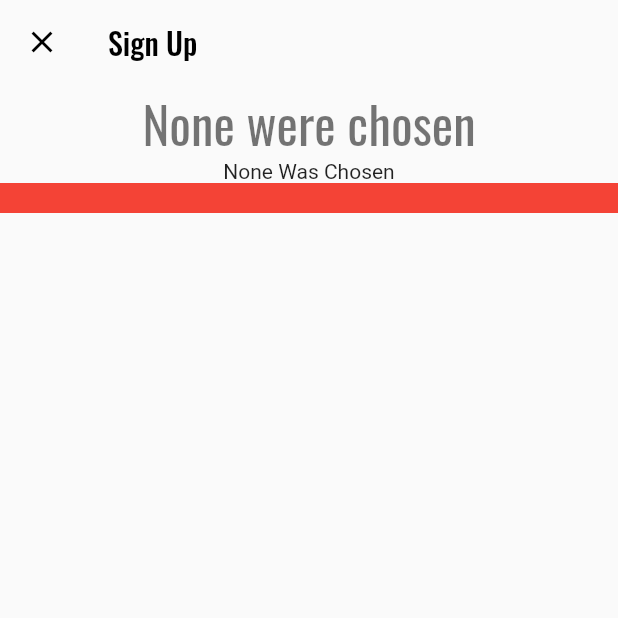
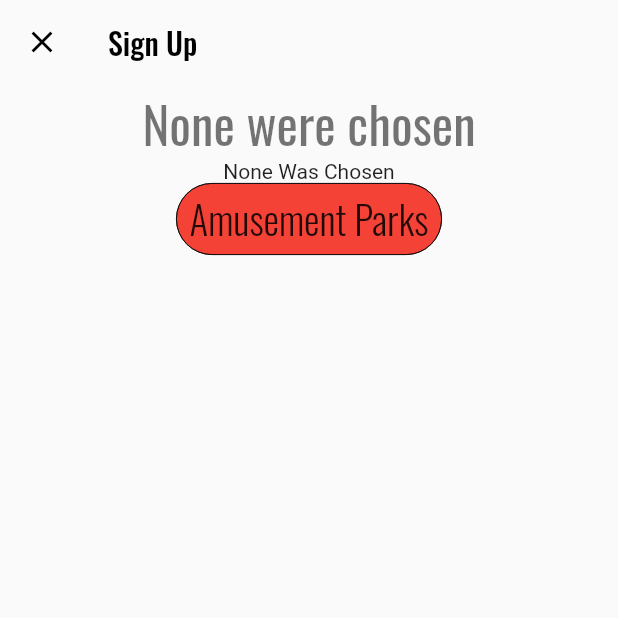
Before and after one commit to danielmc02/coast_link, a Flutter app: the SignUpPage screen opened directly, swiped to page 2, on a phone screen of 412 x 824 dp, the top half of it. Run offline on Flutter 3.47's test engine with Material 2 defaults, Android fonts, the phone set to English and light mode, and no system bars; our stand-ins replace animated_text_kit, cloud_firestore, firebase_auth, firebase_core, flutter_map, google_fonts and 2 more; accounts and stored records are empty.

Commit message:
Stable version prior to dynamic atttempt imp

```diff
--- a/lib/screens/intro_screen/sign_up_container.dart
+++ b/lib/screens/intro_screen/sign_up_container.dart
@@ -1,9 +1,9 @@
 import 'package:coast_link/screens/intro_screen/sign_up_screen/components/activity_card.dart';
+import 'package:coast_link/screens/intro_screen/sign_up_screen/components/extroverted_chips.dart';
 import 'package:flutter/material.dart';
 import 'package:provider/provider.dart';
 
 import '../../state_providers/intro_state_provider.dart';
-
 
 class SignUpPage extends StatefulWidget {
   const SignUpPage({Key? key}) : super(key: key);
@@ -34,7 +34,15 @@ class _SignUpPageState extends State<SignUpPage> {
   Widget build(BuildContext context) {
     return Consumer<IntroState>(
       builder: (context, algo, child) => Scaffold(
-          appBar: AppBar(leading: GestureDetector(onTap: () => algo.pageController.animateToPage(0, duration: const Duration(seconds: 1), curve: Curves.decelerate),child: const Icon(Icons.close, color: Colors.black,)),
+          appBar: AppBar(
+            leading: GestureDetector(
+                onTap: () => algo.pageController.animateToPage(0,
+                    duration: const Duration(seconds: 1),
+                    curve: Curves.decelerate),
+                child: const Icon(
+                  Icons.close,
+                  color: Colors.black,
+                )),
             title: const Text(
               "Sign Up",
               style: TextStyle(color: Colors.black),
@@ -54,15 +62,26 @@ class _SignUpPageState extends State<SignUpPage> {
                     crossAxisAlignment: CrossAxisAlignment.center,
                     mainAxisSize: MainAxisSize.max,
                     children: [
-                       FittedBox(child: Text("Choose some interests",style: Theme.of(context).textTheme.headline4,)),
-                       FittedBox(child: Text(textAlign:TextAlign.center,"Used to group people with alike personalities.\nChoose no preference if you don't care who you match with",style: Theme.of(context).textTheme.subtitle2,)),
+                      FittedBox(
+                          child: Text(
+                        "Choose some interests",
+                        style: Theme.of(context).textTheme.headline4,
+                      )),
+                      FittedBox(
+                          child: Text(
+                        textAlign: TextAlign.center,
+                        "Used to group people with alike personalities.\nChoose no preference if you don't care who you match with",
+                        style: Theme.of(context).textTheme.subtitle2,
+                      )),
                       //TextButton( onPressed: () => algo.getCategories(),child: const Text("Click Me"))
                       Expanded(
                         child: Center(
                           child: Wrap(
                             direction: Axis.horizontal,
                             runSpacing: 100,
-                            children: [ExtrovertedActivites(),IntrovertedActivites()
+                            children: [
+                              ExtrovertedActivites(),
+                              IntrovertedActivites()
                             ],
                           ),
                         ),
@@ -74,16 +93,29 @@ class _SignUpPageState extends State<SignUpPage> {
                     crossAxisAlignment: CrossAxisAlignment.center,
                     mainAxisSize: MainAxisSize.max,
                     children: [
-                    FittedBox(child: Text( algo.ExtrovertedActivitesCard ? "Choose some hobbies" : algo.IntrovertedActivitesCard ? "Choose some hobbies" : "None were chosen"
-                    ,style: Theme.of(context).textTheme.headline4,)),
-                      Wrap(
-                        children: [
-                          if(algo.ExtrovertedActivitesCard) Text("Extroverted chips")
-                          else if (algo.IntrovertedActivitesCard) Text("Introverted chips")
-                          else Text("None Was Chosen")
-                        ],
-                      ),
-                      Container(color: Colors.red,height: 20,)
+                      FittedBox(
+                          child: Text(
+                        algo.ExtrovertedActivitesCard
+                            ? "Choose some hobbies"
+                            : algo.IntrovertedActivitesCard
+                                ? "Choose some hobbies"
+                                : "None were chosen",
+                        style: Theme.of(context).textTheme.headline4,
+                      )),
+                      if (algo.ExtrovertedActivitesCard)
+                        Text("Extroverted chips")
+                      else if (algo.IntrovertedActivitesCard)
+                        Text("Introverted chips")
+                      else
+                        Text("None Was Chosen"),
+                      Expanded(
+                        child:
+                          ExtrovertedChips()
+
+                        ),
+                        //children: [Flexible(child: algo.wrapedChips())],
+
+
                     ],
                   ),
                   Column(
--- /dev/null
+++ b/lib/screens/intro_screen/sign_up_screen/components/extroverted_chips.dart
@@ -0,0 +1,44 @@
+import 'package:coast_link/state_providers/intro_state_provider.dart';
+import 'package:flutter/material.dart';
+import 'package:provider/provider.dart';
+
+class ExtrovertedChips extends StatefulWidget {
+  const ExtrovertedChips({super.key});
+
+  @override
+  State<ExtrovertedChips> createState() => _ExtrovertedChipsState();
+}
+
+class _ExtrovertedChipsState extends State<ExtrovertedChips> {
+  List<Widget> extrovertedChips = [];
+  @override
+  Widget build(BuildContext context) {
+    return Consumer<IntroState>(
+      builder: (context, algo, child) => Wrap(
+        spacing: 20,
+        runSpacing: 20,
+        alignment: WrapAlignment.center,
+        crossAxisAlignment: WrapCrossAlignment.end,
+        verticalDirection: VerticalDirection.down,
+        textDirection: TextDirection.ltr,
+        children: [
+          ChoiceChip(
+            onSelected: (value) {
+              setState(() {
+                IntroState.extrovertedHobbiesState[0] = value;
+              });
+              print(value);
+            },
+            label: Text(IntroState.extrovertedHobbies[0]),
+            selected: IntroState.extrovertedHobbiesState[0],
+            // disabledColor: Colors.white,
+            backgroundColor: Colors.red,
+            selectedColor: Colors.green,
+            side: const BorderSide(
+                color: Colors.black, width: .5, style: BorderStyle.solid),
+          ),
+        ],
+      ),
+    );
+  }
+}
--- a/lib/screens/intro_screen/sign_up_screen/components/hobby_cards.dart
+++ b/lib/screens/intro_screen/sign_up_screen/components/hobby_cards.dart
@@ -1,5 +1,5 @@
 import 'package:flutter/material.dart';
-
+/*
 class ExtrovertedChips extends StatelessWidget {
   const ExtrovertedChips({super.key});
 
@@ -7,4 +7,4 @@ class ExtrovertedChips extends StatelessWidget {
   Widget build(BuildContext context) {
     return ListView.builder(itemBuilder: (context, index) => );
   }
-}
+}*/
--- a/lib/services/database/firestore_database.dart
+++ b/lib/services/database/firestore_database.dart
@@ -1,4 +1,3 @@
-
 import 'package:cloud_firestore/cloud_firestore.dart';
 import 'package:coast_link/services/authentication.dart';
 
@@ -6,14 +5,17 @@ class FireCloudServices {
   final FirebaseFirestore _db = FirebaseFirestore.instance;
   final AuthServices _authServices = AuthServices();
 
-  void getCategories() async {
-    //var mapData = {'name': 'John Doe', 'occupation': 'gardener'};
-    //print(mapData.toString());
+/* Will not be using due to high reads up cost
+  void getExtrovertedHobbies() async {
+    List<String> extrovertedActivities = [];
+    var collection = await _db.collection('extrovertedCategories');
 
-//await _db.collection('categories').add({"categories" : ["partying,athlete","food","painting","traveling"]}).then((value) => print(value.id));
-    _db.collection('extrovertedCategories').doc('X3Re9lhgM8JmEWtJXTMQ').get().then((value) => print(value));
+    await collection.doc('X3Re9lhgM8JmEWtJXTMQ').get().then(
+        (value) => List.from(value['extrovertedActivities']).forEach((element) {
+              extrovertedActivities.add(element);
+            }));
+    print(extrovertedActivities);
 
-    //item.then((value) => value.exists ? _db.collection('ax8XbnlwQNrAWL5owWf8'): print("does not exist"));
-   // print()
   }
+  */
 }
--- a/lib/state_providers/intro_state_provider.dart
+++ b/lib/state_providers/intro_state_provider.dart
@@ -1,67 +1,96 @@
+import 'dart:async';
 
 import 'package:animated_text_kit/animated_text_kit.dart';
+import 'package:coast_link/screens/intro_screen/sign_up_screen/components/activity_card.dart';
 import 'package:coast_link/services/authentication.dart';
 import 'package:coast_link/services/database/firestore_database.dart';
 import 'package:flutter/material.dart';
 import 'package:provider/provider.dart';
 import 'package:coast_link/components/sliding_sheet.dart';
-class IntroState extends ChangeNotifier
-{
+
+class IntroState extends ChangeNotifier{
+  final FireCloudServices db = FireCloudServices();
   PanelController panelController = PanelController();
   PageController pageController = PageController();
-  void panelActivate()
-  {
+  void panelActivate() {
     panelController.open();
     panelState = PanelState.OPEN;
     notifyListeners();
   }
-  void panelDeactivate()
-  {
+
+  void panelDeactivate() {
     panelController.close();
     panelState = PanelState.CLOSED;
     notifyListeners();
   }
+
   PanelState panelState = PanelState.CLOSED;
-void getCategories()
+  void getCategories() {
     {
- {
-  db.getCategories();
+      //db.getExtrovertedHobbies();
     }
   }
 
-  final FireCloudServices db = FireCloudServices();
   final AuthServices auth = AuthServices();
   GlobalKey<FormState> formGlobalKey = GlobalKey<FormState>();
   bool obscureText = true;
 
-  void changeText()
-  {
+  void changeText() {
     obscureText = !obscureText;
     notifyListeners();
   }
+
   int currentIndex = 0;
 
-  List<Widget> titles = [const FirstTitle(),const SecondTitle()];
-  void changeIndex()
-  {
+  List<Widget> titles = [const FirstTitle(), const SecondTitle()];
+  void changeIndex() {
     currentIndex = 1;
     notifyListeners();
   }
 
 
+
+
+
+
+
+  static List<bool> extrovertedHobbiesState = List.filled(extrovertedHobbies.length, false);
   // Beggining of Sign Up States
+  static List<String> extrovertedHobbies = [
+    'Amusement Parks',
+    'Concerts',
+    'Socializing',
+    'Sports',
+    'Road Trips',
+    'Cars',
+    'Bowling',
+    'Fighting'
+  ];
+  List<String> introvertedHobbies = [
+    'Gaming',
+    'Photography',
+    'Drawing',
+    'Blogging',
+    'Writing',
+    'Cooking',
+    'Gardening',
+    'DIY',
+    'Meditation',
+    'Art'
+  ];
+
+
 
   bool ExtrovertedActivitesCard = false;
   bool IntrovertedActivitesCard = false;
 
-  void choseExtroverted()
-  {
+  void choseExtroverted() {
     ExtrovertedActivitesCard = true;
     IntrovertedActivitesCard = false;
     notifyListeners();
   }
-  void choseIntroverted()
-  {
+
+  void choseIntroverted() {
     IntrovertedActivitesCard = true;
     ExtrovertedActivitesCard = false;
     notifyListeners();
@@ -70,11 +99,6 @@ void getCategories()
 
 
 }
-
-
-
-
-
 
 class FirstTitle extends StatefulWidget {
   const FirstTitle({super.key});
@@ -86,16 +110,15 @@ class FirstTitle extends StatefulWidget {
 class _FirstTitleState extends State<FirstTitle> {
   @override
   Widget build(BuildContext context) {
-    return  Consumer<IntroState>(
-      builder: (context, algo, child) =>
-       AnimatedTextKit(onFinished: () => algo.changeIndex(),
+    return Consumer<IntroState>(
+      builder: (context, algo, child) => AnimatedTextKit(
+        onFinished: () => algo.changeIndex(),
         repeatForever: false,
         isRepeatingAnimation: false,
-                                    animatedTexts:  [
+        animatedTexts: [
           RotateAnimatedText(
             textAlign: TextAlign.center,
             textStyle: const TextStyle(
-
               fontSize: 40,
               fontWeight: FontWeight.w600,
             ),
@@ -120,7 +143,8 @@ class _FirstTitleState extends State<FirstTitle> {
             "Create public events",
             // speed: Duration(milliseconds: 150)
           ),
-                                      RotateAnimatedText(textAlign: TextAlign.center,
+          RotateAnimatedText(
+            textAlign: TextAlign.center,
             textStyle: const TextStyle(
               fontSize: 40,
               fontWeight: FontWeight.w600,
@@ -154,21 +178,12 @@ class _SecondTitleState extends State<SecondTitle> {
     return ColorizeAnimatedTextKit(
       repeatForever: false,
       isRepeatingAnimation: false,
-                                  text: const ["Costal Social"], colors: const [
-                                    Colors.red,Colors.blue,Colors.red,Colors.red
-                                  ], textStyle: const TextStyle(
+      text: const ["Costal Social"],
+      colors: const [Colors.red, Colors.blue, Colors.red, Colors.red],
+      textStyle: const TextStyle(
         fontSize: 40,
         fontWeight: FontWeight.w600,
       ),
     );
   }
 }
-
-class ChipTemplate extends StatelessWidget {
-  const ChipTemplate({super.key});
-
-  @override
-  Widget build(BuildContext context) {
-    return const Chip(label: Text("Sasfgasfmple"));
-  }
-}
```
Lines whose indentation alone changed are shown as unchanged.
